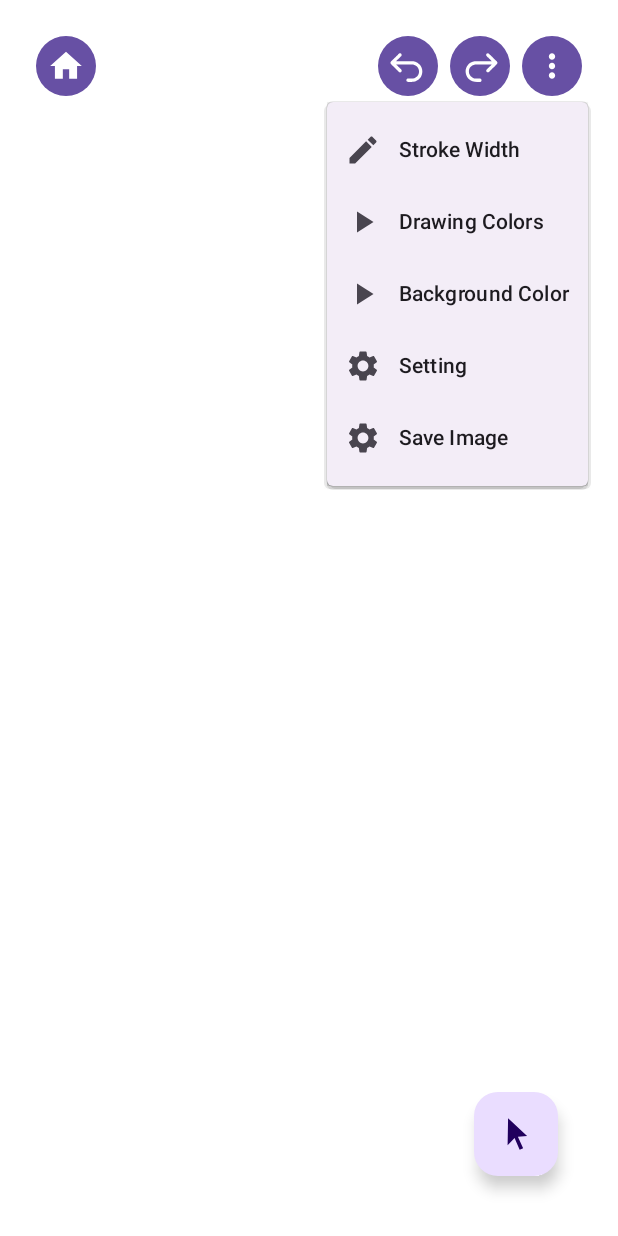
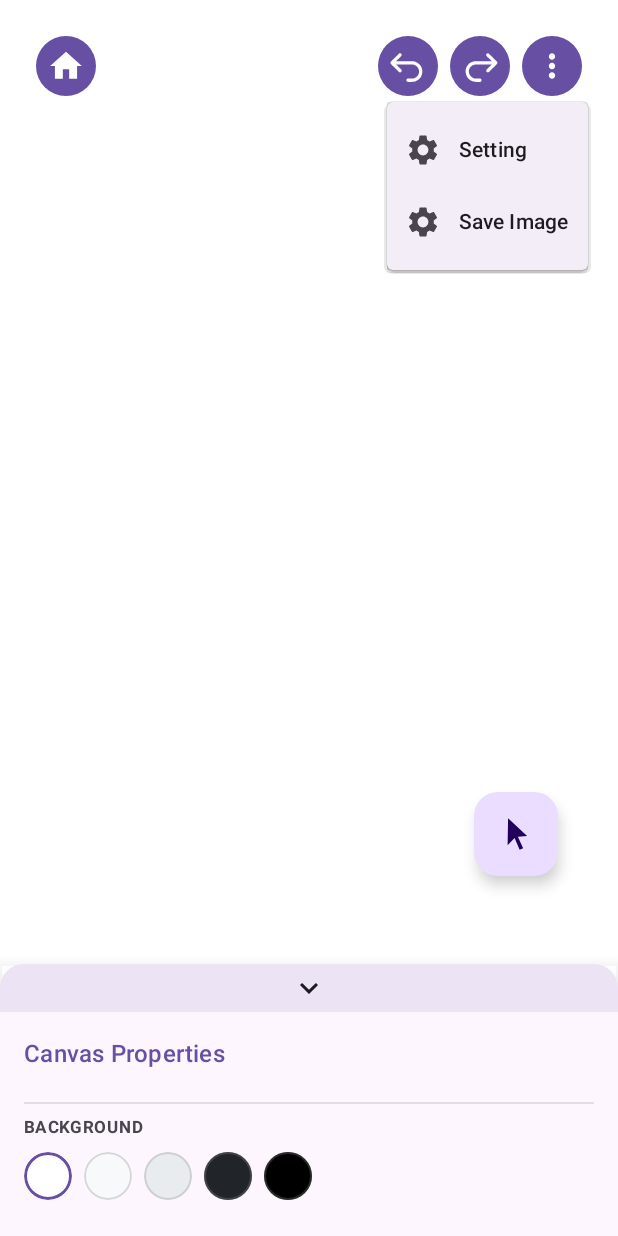
Before and after one commit to Alyasa62/drawing-thoughts-KMP, an Android app built with Jetpack Compose: the screen it shows after launch (MainActivity), after a tap on "More options", on a phone screen of 412 x 824 dp. Run offline under Robolectric (Android 15) with nearby library versions, the phone set to English and light mode, and no system bars; our stand-ins replace Compose Multiplatform resources, Room's generated code; 5 statements that could not run were skipped.

Commit message:
feat: Implement WhiteBoardScreen with a responsive, unified inspector panel for canvas, tool, and shape properties.

```diff
--- a/composeApp/src/commonMain/kotlin/org/example/project/presentation/whiteboard/WhiteBoardScreen.kt
+++ b/composeApp/src/commonMain/kotlin/org/example/project/presentation/whiteboard/WhiteBoardScreen.kt
@@ -55,43 +55,6 @@ fun WhiteBoardScreen(
     onEvent: (WhiteBoardEvent) -> Unit,
     imageSaver: org.example.project.utils.PlatformImageSaver
 ) {
-    var showStrokeDialog by remember { mutableStateOf(false) }
-    var showColorDialog by remember { mutableStateOf(false) }
-    var showBackgroundDialog by remember { mutableStateOf(false) }
-
-    if (showStrokeDialog) {
-        StrokeWidthDialog(
-            currentWidth = state.currentStrokeWidth,
-            onDismiss = { showStrokeDialog = false },
-            onConfirm = { width ->
-                onEvent(WhiteBoardEvent.OnStrokeWidthChange(width))
-                showStrokeDialog = false
-            }
-        )
-    }
-
-    if (showColorDialog) {
-        ColorPickerDialog(
-            currentColor = state.currentColor,
-            onDismiss = { showColorDialog = false },
-            onConfirm = { color ->
-                onEvent(WhiteBoardEvent.OnColorChange(color))
-                showColorDialog = false
-            }
-        )
-    }
-
-    if (showBackgroundDialog) {
-        ColorPickerDialog(
-            currentColor = state.canvasBackgroundColor,
-            onDismiss = { showBackgroundDialog = false },
-            onConfirm = { color ->
-                onEvent(WhiteBoardEvent.OnBackgroundChange(color))
-                showBackgroundDialog = false
-            }
-        )
-    }
-
     val viewportZoom = state.zoom
     val viewportPan = state.pan
 
@@ -176,21 +139,21 @@ fun WhiteBoardScreen(
                 )
             }
 
-            // 3. HUD Layers (Static on top)
+             // 3. HUD Layers (Static on top)
             androidx.compose.animation.AnimatedVisibility(
-                visible = isInteracting || state.isDrawingToolCardVisible, // Also show if tools are open (optional)
+                visible = isInteracting || state.isDrawingToolCardVisible,
                 enter = androidx.compose.animation.fadeIn(),
                 exit = androidx.compose.animation.fadeOut(),
                 modifier = Modifier
                     .align(Alignment.BottomEnd)
-                    .padding(bottom = 100.dp, end = 20.dp)
+                    .padding(bottom = 250.dp, end = 20.dp) // Moved up to avoid Inspector
             ) {
                 org.example.project.presentation.whiteboard.component.Minimap(
                     modifier = Modifier.size(150.dp),
                     shapes = state.shapes,
                     viewportZoom = viewportZoom,
                     viewportPan = viewportPan,
-                    viewportSize = Size(1000f, 2000f), // TODO: Get real size via BoxWithConstraints
+                    viewportSize = Size(1000f, 2000f),
                     onJumpTo = { newPan ->
                         onEvent(WhiteBoardEvent.OnViewportChange(viewportZoom, newPan))
                     }
@@ -201,12 +164,9 @@ fun WhiteBoardScreen(
                 modifier = Modifier
                     .align(Alignment.TopCenter)
                     .padding(20.dp),
-                onStrokeWidthClick = { showStrokeDialog = true },
                 onHomeIconClick = { },
                 onUndoIconClick = { onEvent(WhiteBoardEvent.OnUndo) },
                 onRedoIconClick = { onEvent(WhiteBoardEvent.OnRedo) },
-                onDrawingColorClick = { showColorDialog = true },
-                onBackgroundClick = { showBackgroundDialog = true },
                 onSettingsClick = { },
                 onSaveClick = {
                     coroutineScope.launch {
@@ -217,10 +177,20 @@ fun WhiteBoardScreen(
                 }
             )
 
+            // UNIFIED INSPECTOR (Responsive)
+            // It overlays everything at the appropriate position
+             org.example.project.presentation.whiteboard.component.inspector.ResponsiveInspector(
+                state = state,
+                onEvent = onEvent,
+                modifier = Modifier.fillMaxSize()
+                // Passed fillMaxSize so BoxWithConstraints sees full screen size
+                // and aligns itself internally (Bottom or Right)
+            )
+
             DrawingToolFAB(
                 modifier = Modifier
                     .align(Alignment.BottomEnd)
-                    .padding(20.dp),
+                    .padding(bottom = 120.dp, end = 20.dp), // Adjust for Inspector height
                 isVisible = !state.isDrawingToolCardVisible,
                 selectedTool = state.selectedTool,
                 onClick = { onEvent(WhiteBoardEvent.OnFABClick) }
@@ -229,11 +199,10 @@ fun WhiteBoardScreen(
             DrawingToolCard(
                 modifier = Modifier
                     .align(Alignment.BottomCenter)
-                    .padding(20.dp),
+                    .padding(bottom = 180.dp), // Push up above Inspector (approx)
                 selectedTool = state.selectedTool,
                 onToolSelected = { tool ->
-                    // Toggle Logic: If clicking selected, switch to HAND. Else select new.
-                    if (state.selectedTool == tool) {
+                   if (state.selectedTool == tool) {
                         onEvent(WhiteBoardEvent.OnDrawingToolSelected(DrawingTool.HAND))
                     } else {
                         onEvent(WhiteBoardEvent.OnDrawingToolSelected(tool))
--- a/composeApp/src/commonMain/kotlin/org/example/project/presentation/whiteboard/component/TopBar.kt
+++ b/composeApp/src/commonMain/kotlin/org/example/project/presentation/whiteboard/component/TopBar.kt
@@ -31,12 +31,9 @@ import androidx.compose.material.icons.filled.PlayArrow
 @Composable
 fun TopBar(
     modifier: Modifier = Modifier,
-    onStrokeWidthClick: () -> Unit,
     onHomeIconClick: () -> Unit,
     onUndoIconClick: () -> Unit,
     onRedoIconClick: () -> Unit,
-    onDrawingColorClick: () -> Unit,
-    onBackgroundClick: () -> Unit,
     onSettingsClick: () -> Unit,
     onSaveClick: () -> Unit
 ) {
@@ -82,9 +79,6 @@ fun TopBar(
             MoreOptionsMenu(
                 isExpended = isMoreOptionMenuOpened,
                 onMenuDismiss = { isMoreOptionMenuOpened = false },
-                onStrokeWidthClick = { onStrokeWidthClick() },
-                onDrawingColorClick = { onDrawingColorClick() },
-                onBackgroundClick = { onBackgroundClick() },
                 onSettingsClick = { onSettingsClick() },
                 onSaveClick = { onSaveClick() }
             )
@@ -97,9 +91,6 @@ private fun MoreOptionsMenu (
     modifier: Modifier = Modifier,
     isExpended: Boolean,
     onMenuDismiss: () -> Unit,
-    onStrokeWidthClick: () -> Unit,
-    onDrawingColorClick: () -> Unit,
-    onBackgroundClick: () -> Unit,
     onSettingsClick: () -> Unit,
     onSaveClick: () -> Unit
 ) {
@@ -109,42 +100,12 @@ private fun MoreOptionsMenu (
         modifier = modifier
     ) {
         DropdownMenuItem(
-            text = { Text(text = "Stroke Width") },
-            onClick = { onStrokeWidthClick()
-                      onMenuDismiss()
-                      },
-            leadingIcon = {
-                Icon(imageVector= Icons.Default.Edit, contentDescription = "Stroke Width")
-
-            }
-        )
-        DropdownMenuItem(
-            text = { Text(text = "Drawing Colors") },
-            onClick = { onDrawingColorClick()
-                onMenuDismiss()
-            },
-            leadingIcon = {
-                Icon(imageVector= Icons.Default.PlayArrow, contentDescription = "Stroke Width")
-
-            }
-        )
-        DropdownMenuItem(
-            text = { Text(text = "Background Color") },
-            onClick = { onBackgroundClick()
-                onMenuDismiss()
-            },
-            leadingIcon = {
-                Icon(imageVector= Icons.Default.PlayArrow, contentDescription = "Stroke Width")
-
-            }
-        )
-        DropdownMenuItem(
             text = { Text(text = "Setting") },
             onClick = { onSettingsClick()
                 onMenuDismiss()
             },
             leadingIcon = {
-                Icon(imageVector= Icons.Default.Settings, contentDescription = "Stroke Width")
+                Icon(imageVector= Icons.Default.Settings, contentDescription = "Settings")
 
             }
         )
@@ -158,6 +119,5 @@ private fun MoreOptionsMenu (
                 Icon(imageVector= Icons.Default.Settings, contentDescription = "Save Image")
             }
         )
-
     }
 }
--- /dev/null
+++ b/composeApp/src/commonMain/kotlin/org/example/project/presentation/whiteboard/component/inspector/ResponsiveInspector.kt
@@ -0,0 +1,95 @@
+package org.example.project.presentation.whiteboard.component.inspector
+
+import androidx.compose.animation.AnimatedVisibility
+import androidx.compose.foundation.layout.BoxWithConstraints
+import androidx.compose.foundation.layout.Column
+import androidx.compose.foundation.layout.Row
+import androidx.compose.foundation.layout.fillMaxHeight
+import androidx.compose.foundation.layout.fillMaxWidth
+import androidx.compose.foundation.layout.height
+import androidx.compose.foundation.layout.width
+import androidx.compose.foundation.shape.RoundedCornerShape
+import androidx.compose.material3.Surface
+import androidx.compose.runtime.Composable
+import androidx.compose.ui.Alignment
+import androidx.compose.ui.Modifier
+import androidx.compose.ui.draw.shadow
+import androidx.compose.ui.unit.dp
+import org.example.project.presentation.whiteboard.WhiteBoardEvent
+import org.example.project.presentation.whiteboard.WhiteBoardState
+import androidx.compose.material.icons.Icons
+import androidx.compose.material.icons.filled.KeyboardArrowDown
+import androidx.compose.material.icons.filled.KeyboardArrowUp
+import androidx.compose.material3.Icon
+import androidx.compose.material3.IconButton
+import androidx.compose.runtime.getValue
+import androidx.compose.runtime.mutableStateOf
+import androidx.compose.runtime.remember
+import androidx.compose.runtime.setValue
+
+@Composable
+fun ResponsiveInspector(
+    state: WhiteBoardState,
+    onEvent: (WhiteBoardEvent) -> Unit,
+    modifier: Modifier = Modifier
+) {
+    BoxWithConstraints(modifier = modifier) {
+        val isWide = maxWidth > 600.dp
+
+        if (isWide) {
+            // --- DESKTOP / TABLET MODE (Right Sidebar) ---
+            Row(modifier = Modifier.align(Alignment.CenterEnd).fillMaxHeight()) {
+                UnifiedInspectorPanel(
+                    state = state,
+                    onEvent = onEvent,
+                    modifier = Modifier
+                        .width(300.dp)
+                        .fillMaxHeight()
+                        .shadow(elevation = 8.dp)
+                )
+            }
+        } else {
+            // --- MOBILE MODE (Bottom Sheet) ---
+            // Only show if needed? For now, always show docked at bottom or triggered?
+            // "Expanded State: Pull up". For MVP, fixed height bottom bar (collapsed) or full.
+            // Let's make it a fixed bottom panel for now
+            // that sits ABOVE the other UI or integrates with it.
+            // User: "Draggable Bottom Sheet".
+            // Implementation: Simple Surface at bottom alignment.
+
+            // --- MOBILE MODE (Bottom Sheet) ---
+            var isExpanded by remember { mutableStateOf(true) }
+
+            Surface(
+                modifier = Modifier
+                    .align(Alignment.BottomCenter)
+                    .fillMaxWidth()
+                    .shadow(16.dp),
+                shape = RoundedCornerShape(topStart = 16.dp, topEnd = 16.dp),
+                tonalElevation = 8.dp
+            ) {
+                Column(
+                     horizontalAlignment = Alignment.CenterHorizontally
+                ) {
+                    IconButton(
+                         onClick = { isExpanded = !isExpanded },
+                         modifier = Modifier.fillMaxWidth().height(32.dp)
+                    ) {
+                         Icon(
+                             imageVector = if (isExpanded) Icons.Filled.KeyboardArrowDown else Icons.Filled.KeyboardArrowUp,
+                             contentDescription = "Expand/Collapse"
+                         )
+                    }
+
+                    AnimatedVisibility(visible = isExpanded) {
+                        UnifiedInspectorPanel(
+                            state = state,
+                            onEvent = onEvent,
+                            modifier = Modifier.fillMaxWidth()
+                        )
+                    }
+                }
+            }
+        }
+    }
+}
--- /dev/null
+++ b/composeApp/src/commonMain/kotlin/org/example/project/presentation/whiteboard/component/inspector/UnifiedInspectorPanel.kt
@@ -0,0 +1,250 @@
+package org.example.project.presentation.whiteboard.component.inspector
+
+import androidx.compose.animation.AnimatedContent
+import androidx.compose.animation.core.tween
+import androidx.compose.animation.fadeIn
+import androidx.compose.animation.fadeOut
+import androidx.compose.animation.togetherWith
+import androidx.compose.foundation.background
+import androidx.compose.foundation.border
+import androidx.compose.foundation.clickable
+import androidx.compose.foundation.layout.Arrangement
+import androidx.compose.foundation.layout.Box
+import androidx.compose.foundation.layout.Column
+import androidx.compose.foundation.layout.Row
+import androidx.compose.foundation.layout.Spacer
+import androidx.compose.foundation.layout.fillMaxWidth
+import androidx.compose.foundation.layout.height
+import androidx.compose.foundation.layout.padding
+import androidx.compose.foundation.layout.size
+import androidx.compose.foundation.layout.width
+import androidx.compose.foundation.lazy.LazyRow
+import androidx.compose.foundation.lazy.items
+import androidx.compose.foundation.shape.CircleShape
+import androidx.compose.foundation.shape.RoundedCornerShape
+import androidx.compose.material3.Icon
+import androidx.compose.material3.IconButton
+import androidx.compose.material3.MaterialTheme
+import androidx.compose.material3.Text
+import androidx.compose.runtime.Composable
+import androidx.compose.runtime.derivedStateOf
+import androidx.compose.runtime.remember
+import androidx.compose.ui.Alignment
+import androidx.compose.ui.Modifier
+import androidx.compose.ui.draw.clip
+import androidx.compose.ui.graphics.Color
+import androidx.compose.ui.unit.dp
+import org.example.project.domain.model.DrawingTool
+import org.example.project.presentation.whiteboard.WhiteBoardEvent
+import org.example.project.presentation.whiteboard.WhiteBoardState
+
+enum class InspectorUiState {
+    CANVAS,
+    TOOL,
+    SHAPE
+}
+
+@Composable
+fun UnifiedInspectorPanel(
+    state: WhiteBoardState,
+    onEvent: (WhiteBoardEvent) -> Unit,
+    modifier: Modifier = Modifier
+) {
+    val uiState = remember(state.selectedTool, state.selectedShapeId) {
+        derivedStateOf {
+            when {
+                state.selectedShapeId != null -> InspectorUiState.SHAPE
+                state.selectedTool == DrawingTool.HAND || state.selectedTool == DrawingTool.SELECTOR -> InspectorUiState.CANVAS
+                else -> InspectorUiState.TOOL
+            }
+        }
+    }
+
+    Column(
+        modifier = modifier
+            .background(MaterialTheme.colorScheme.surface.copy(alpha = 0.95f))
+            .padding(16.dp)
+    ) {
+        // --- HEADER ---
+        val headerText = when (uiState.value) {
+            InspectorUiState.CANVAS -> "Canvas Properties"
+            InspectorUiState.TOOL -> "Tool Options"
+            InspectorUiState.SHAPE -> "Shape Inspector"
+        }
+
+        Text(
+            text = headerText,
+            style = MaterialTheme.typography.titleMedium,
+            color = MaterialTheme.colorScheme.primary,
+            modifier = Modifier.padding(bottom = 12.dp)
+        )
+
+        AnimatedContent(
+            targetState = uiState.value,
+            transitionSpec = {
+                fadeIn(animationSpec = tween(300)) togetherWith fadeOut(animationSpec = tween(300))
+            }
+        ) { targetState ->
+            Column {
+                when (targetState) {
+                    InspectorUiState.CANVAS -> CanvasControls(state, onEvent)
+                    InspectorUiState.TOOL -> ToolControls(state, onEvent)
+                    InspectorUiState.SHAPE -> ShapeControls(state, onEvent)
+                }
+            }
+        }
+    }
+}
+
+// --- SUB-PANELS ---
+
+@Composable
+private fun CanvasControls(state: WhiteBoardState, onEvent: (WhiteBoardEvent) -> Unit) {
+    InspectorSection(title = "Background") {
+        ColorPaletteRow(
+            selectedColor = state.canvasBackgroundColor,
+            onColorSelected = { onEvent(WhiteBoardEvent.OnBackgroundChange(it)) },
+            colors = listOf(Color.White, Color(0xFFF8F9FA), Color(0xFFE9ECEF), Color(0xFF212529), Color.Black)
+        )
+    }
+
+    /* InspectorSection(title = "Grid System") {
+        // Placeholder for future Grid features
+        Text("Infinite Grid is Active", style = MaterialTheme.typography.bodySmall)
+    } */
+}
+
+@Composable
+private fun ToolControls(state: WhiteBoardState, onEvent: (WhiteBoardEvent) -> Unit) {
+    InspectorSection(title = "Appearance") {
+        ColorPaletteRow(
+            selectedColor = state.currentColor,
+            onColorSelected = { onEvent(WhiteBoardEvent.OnColorChange(it)) },
+            colors = listOf(Color.Black, Color.Red, Color.Blue, Color.Green, Color(0xFFFFC107), Color.Magenta, Color.White)
+        )
+    }
+
+    InspectorSection(title = "Stroke") {
+        SmartSlider(
+            value = state.currentStrokeWidth,
+            onValueChange = { onEvent(WhiteBoardEvent.OnStrokeWidthChange(it)) },
+            valueRange = 1f..50f,
+            label = "Width",
+            color = state.currentColor
+        )
+    }
+}
+
+@Composable
+private fun ShapeControls(state: WhiteBoardState, onEvent: (WhiteBoardEvent) -> Unit) {
+    val selectedShape = state.shapes.find { it.id == state.selectedShapeId } ?: return
+
+    // Calculate Bounds Logic
+    val bounds = when(selectedShape) {
+        is org.example.project.domain.model.DrawnShape.Geometric -> {
+            androidx.compose.ui.geometry.Rect(
+                topLeft = androidx.compose.ui.geometry.Offset(
+                    kotlin.math.min(selectedShape.start.x, selectedShape.end.x),
+                    kotlin.math.min(selectedShape.start.y, selectedShape.end.y)
+                ),
+                bottomRight = androidx.compose.ui.geometry.Offset(
+                     kotlin.math.max(selectedShape.start.x, selectedShape.end.x),
+                     kotlin.math.max(selectedShape.start.y, selectedShape.end.y)
+                )
+            )
+        }
+        is org.example.project.domain.model.DrawnShape.FreeHand -> {
+            if (selectedShape.points.isEmpty()) androidx.compose.ui.geometry.Rect.Zero else {
+                 var minX = Float.POSITIVE_INFINITY
+                 var maxX = Float.NEGATIVE_INFINITY
+                 var minY = Float.POSITIVE_INFINITY
+                 var maxY = Float.NEGATIVE_INFINITY
+                 selectedShape.points.forEach {
+                     minX = kotlin.math.min(minX, it.x)
+                     maxX = kotlin.math.max(maxX, it.x)
+                     minY = kotlin.math.min(minY, it.y)
+                     maxY = kotlin.math.max(maxY, it.y)
+                 }
+                 androidx.compose.ui.geometry.Rect(minX, minY, maxX, maxY)
+            }
+        }
+    }
+
+    InspectorSection(title = "Transform") {
+        Text("X: ${bounds.left.toInt()}  Y: ${bounds.top.toInt()}", style = MaterialTheme.typography.bodySmall)
+        Text("W: ${bounds.width.toInt()}  H: ${bounds.height.toInt()}", style = MaterialTheme.typography.bodySmall)
+    }
+
+    InspectorSection(title = "Style") {
+         ColorPaletteRow(
+            selectedColor = selectedShape.color,
+            onColorSelected = {
+                // We need a specific event to update SHAPE color, not global tool color.
+                // Assuming OnColorChange updates global, but we might need "OnUpdateSelectedShape"
+                // For MVP, reused global event if it applies to selection in ViewModel,
+                // BUT usually ViewModel separates them.
+                // Let's assume we use a new event or existing logic.
+                // Checking ViewModel logic (mental check): OnColorChange usually updates 'currentColor'.
+                // Does it update selected shape?
+                // If not, we need a new event. I will emit OnColorChange for now but might need refactor.
+                // Actually, standard UX: changing color while shape selected updates shape.
+                onEvent(WhiteBoardEvent.OnColorChange(it))
+            },
+            colors = listOf(Color.Black, Color.Red, Color.Blue, Color.Green, Color(0xFFFFC107), Color.Magenta)
+        )
+
+        Spacer(modifier = Modifier.height(12.dp))
+
+        SmartSlider(
+            value = selectedShape.strokeWidth,
+            onValueChange = { onEvent(WhiteBoardEvent.OnStrokeWidthChange(it)) },
+            valueRange = 1f..50f,
+            label = "Stroke Width",
+            color = selectedShape.color
+        )
+    }
+
+    InspectorSection(title = "Actions") {
+        // Delete Button or Layer controls
+        // For MVP, just info
+    }
+}
+
+@Composable
+fun ColorPaletteRow(
+    selectedColor: Color,
+    onColorSelected: (Color) -> Unit,
+    colors: List<Color>
+) {
+    LazyRow(
+        horizontalArrangement = Arrangement.spacedBy(8.dp)
+    ) {
+        items(colors) { color ->
+            ColorSwatch(
+                color = color,
+                isSelected = color == selectedColor,
+                onClick = { onColorSelected(color) }
+            )
+        }
+    }
+}
+
+@Composable
+fun ColorSwatch(
+    color: Color,
+    isSelected: Boolean,
+    onClick: () -> Unit
+) {
+    Box(
+        modifier = Modifier
+            .size(32.dp)
+            .clip(CircleShape)
+            .background(color)
+            .border(
+                width = if (isSelected) 2.dp else 1.dp,
+                color = if (isSelected) MaterialTheme.colorScheme.primary else Color.Gray.copy(alpha=0.3f),
+                shape = CircleShape
+            )
+            .clickable { onClick() }
+    )
+}
```
Also changed, not shown: composeApp/src/commonMain/kotlin/org/example/project/presentation/whiteboard/component/inspector/InspectorComponents.kt (added, +121 -0 lines).
